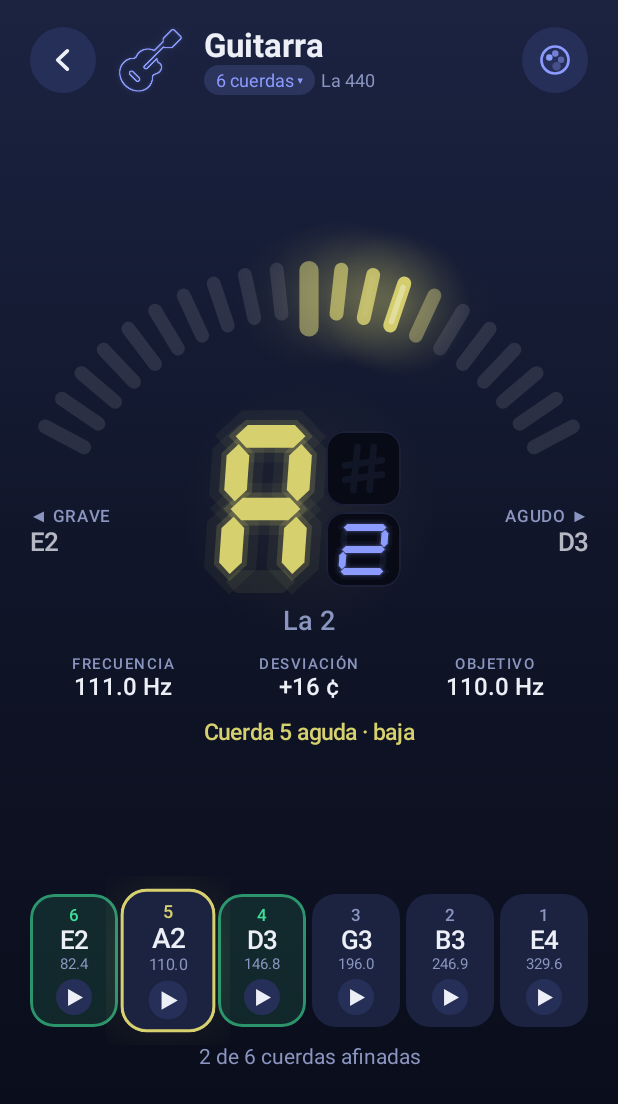
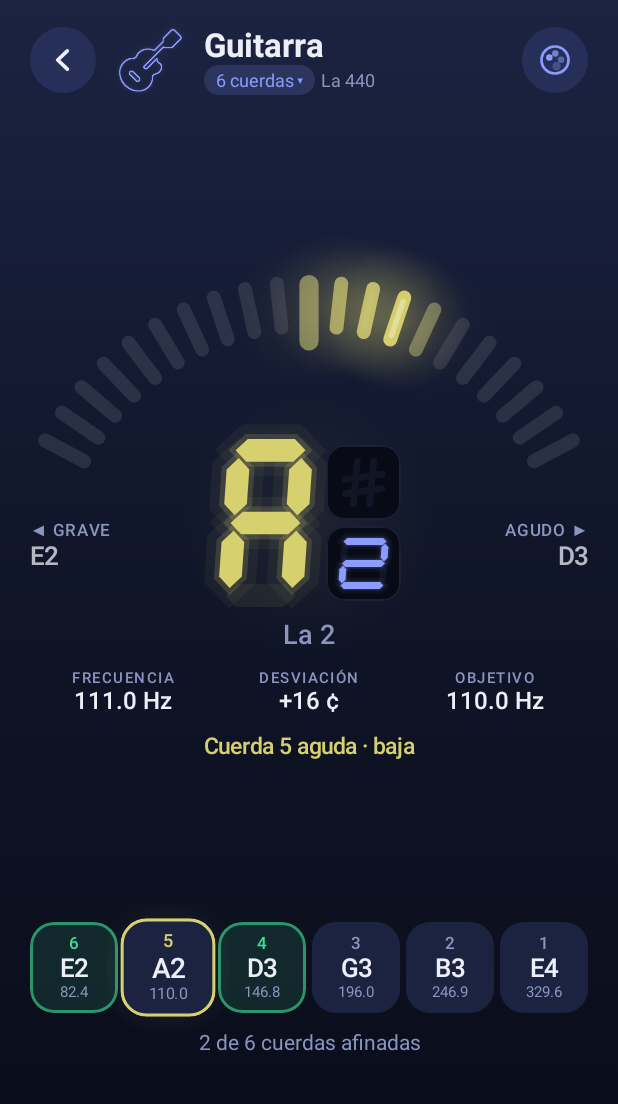
Before and after one commit to Andres-Maya/SmartTuner, an Android app built with Jetpack Compose: the @Preview function InstrumentTuningScreenPreview, on a phone screen of 412 x 824 dp. Shown: the top 1104 px of the screen. Run offline under Robolectric (Android 15) with nearby library versions, the phone set to English and light mode, and no system bars; libraries missing offline, so code that uses them is left out: coil3.svg.

Commit message:
feat(tuner): la cuerda suena al elegirla y desaparece el boton de play

```diff
--- a/app/src/main/java/com/andres/smarttuner/ui/components/Buttons.kt
+++ b/app/src/main/java/com/andres/smarttuner/ui/components/Buttons.kt
@@ -163,20 +163,6 @@ fun BackChevron(color: Color = TunerTheme.colors.textPrimary, size: Dp = 16.dp)
     }
 }
 
-/** Triangulo de reproducir, para escuchar una cuerda. */
-@Composable
-fun PlayGlyph(color: Color = TunerTheme.colors.textPrimary, size: Dp = 11.dp) {
-    Canvas(Modifier.size(size)) {
-        val triangle = Path().apply {
-            moveTo(this@Canvas.size.width * 0.12f, 0f)
-            lineTo(this@Canvas.size.width, this@Canvas.size.height * 0.5f)
-            lineTo(this@Canvas.size.width * 0.12f, this@Canvas.size.height)
-            close()
-        }
-        drawPath(triangle, color)
-    }
-}
-
 /** Paleta de colores dibujada, para abrir el menu de apariencia. */
 @Composable
 fun PaletteIcon(color: Color = TunerTheme.colors.accent, size: Dp = 20.dp) {
--- a/app/src/main/java/com/andres/smarttuner/ui/tuner/InstrumentTuningScreen.kt
+++ b/app/src/main/java/com/andres/smarttuner/ui/tuner/InstrumentTuningScreen.kt
@@ -60,7 +60,6 @@ import com.andres.smarttuner.tuner.TunerMode
 import com.andres.smarttuner.tuner.TunerUiState
 import com.andres.smarttuner.ui.components.BackChevron
 import com.andres.smarttuner.ui.components.IconCircleButton
-import com.andres.smarttuner.ui.components.PlayGlyph
 import com.andres.smarttuner.ui.components.ScreenColumn
 import com.andres.smarttuner.ui.components.StatusText
 import com.andres.smarttuner.ui.theme.SmartTunerTheme
@@ -83,8 +82,6 @@ fun InstrumentTuningScreen(
     onBack: () -> Unit,
     onOpenAppearance: () -> Unit,
     onSelectString: (Int) -> Unit,
-    onPlayString: (InstrumentString) -> Unit,
-    onStopString: () -> Unit,
     onSelectTuning: (Tuning) -> Unit,
     modifier: Modifier = Modifier,
 ) {
@@ -167,10 +164,7 @@ fun InstrumentTuningScreen(
                     activeColor = color,
                     style = state.accidentalStyle,
                     referenceA4 = state.referenceA4,
-                    isSounding = sounding == string.number,
                     onSelect = { onSelectString(string.number) },
-                    // Tocar el botón de la que ya suena la corta y te devuelve el micrófono.
-                    onPlay = { if (sounding == string.number) onStopString() else onPlayString(string) },
                     modifier = Modifier.weight(1f),
                 )
             }
@@ -276,7 +270,7 @@ private fun TuningChip(name: String, onClick: () -> Unit) {
 }
 
 /**
- * Tarjeta de una cuerda. Se toca para elegir cuál afinar y trae un botón para escucharla.
+ * Tarjeta de una cuerda. Se toca para elegir cuál afinar, y al elegirla suena como referencia.
  * Mientras te acercas a la afinación late cada vez más rápido y con más brillo; al quedar
  * afinada lanza una onda que se expande desde la tarjeta.
  */
@@ -286,13 +280,11 @@ private fun StringCard(
     isActive: Boolean,
     isSelected: Boolean,
     isTuned: Boolean,
-    isSounding: Boolean,
     cents: Float,
     activeColor: Color,
     style: AccidentalStyle,
     referenceA4: Float,
     onSelect: () -> Unit,
-    onPlay: () -> Unit,
     modifier: Modifier = Modifier,
 ) {
     val colors = TunerTheme.colors
@@ -389,14 +381,6 @@ private fun StringCard(
             style = typography.tiny,
             maxLines = 1,
         )
-        Spacer(Modifier.height(TunerTheme.spacing.xs))
-        IconCircleButton(
-            onClick = onPlay,
-            contentDescription = stringResource(R.string.tuning_play_string, string.number),
-            size = TunerTheme.sizes.iconSmall,
-        ) {
-            PlayGlyph(color = if (isSounding || isSelected) colors.accent else colors.textPrimary)
-        }
     }
 }
 
@@ -452,8 +436,6 @@ private fun InstrumentTuningScreenPreview() {
             onBack = {},
             onOpenAppearance = {},
             onSelectString = {},
-            onPlayString = {},
-            onStopString = {},
             onSelectTuning = {},
         )
     }
--- a/app/src/main/java/com/andres/smarttuner/ui/tuner/TunerScreen.kt
+++ b/app/src/main/java/com/andres/smarttuner/ui/tuner/TunerScreen.kt
@@ -159,8 +159,6 @@ fun TunerRoute(viewModel: TunerViewModel) {
                         onBack = viewModel::closeInstrumentTuning,
                         onOpenAppearance = { showAppearance = true },
                         onSelectString = viewModel::selectString,
-                        onPlayString = viewModel::playString,
-                        onStopString = viewModel::stopStringSound,
                         onSelectTuning = viewModel::setTuning,
                     )
                 }
--- a/app/src/main/res/values/strings.xml
+++ b/app/src/main/res/values/strings.xml
@@ -60,8 +60,7 @@
     <string name="tuning_type_title">Tipo de %1$s</string>
     <string name="tuning_type_body">Elige cuántas cuerdas tiene o en qué afinación está.</string>
     <string name="tuning_type_change">Cambiar el tipo de instrumento</string>
-    <string name="tuning_select_string">Afinar la cuerda %1$d</string>
-    <string name="tuning_play_string">Escuchar la cuerda %1$d</string>
+    <string name="tuning_select_string">Afinar y escuchar la cuerda %1$d</string>
     <string name="tuning_string_sounding">Sonando la cuerda %1$d · no te escucho</string>
     <string name="tuning_string_selected">Afinando la cuerda %1$d · tócala otra vez para soltarla</string>
     <string name="tuning_all_done">¡Instrumento afinado!</string>
```
Also changed, not shown: app/src/main/java/com/andres/smarttuner/tuner/TunerViewModel.kt (+15 -6 lines).
